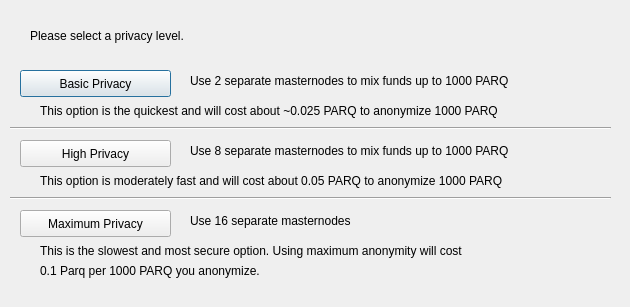
BareCrypto/bare-core, file src/qt/forms/mixTXconfig.ui: the form before one commit.
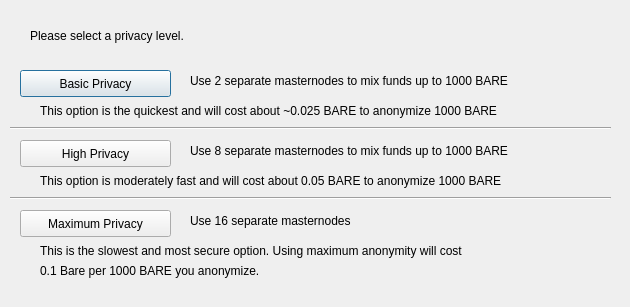
The form after the commit.

Diff of the .ui file:
```diff
--- a/src/qt/forms/mixTXconfig.ui
+++ b/src/qt/forms/mixTXconfig.ui
@@ -75,7 +75,7 @@
     </rect>
    </property>
    <property name="text">
-    <string>Use 2 separate masternodes to mix funds up to 1000 PARQ</string>
+    <string>Use 2 separate masternodes to mix funds up to 1000 BARE</string>
    </property>
   </widget>
   <widget class="QLabel" name="label_3">
@@ -88,7 +88,7 @@
     </rect>
    </property>
    <property name="text">
-    <string>Use 8 separate masternodes to mix funds up to 1000 PARQ</string>
+    <string>Use 8 separate masternodes to mix funds up to 1000 BARE</string>
    </property>
   </widget>
   <widget class="QLabel" name="label_4">
@@ -114,7 +114,7 @@
     </rect>
    </property>
    <property name="text">
-    <string>This option is the quickest and will cost about ~0.025 PARQ to anonymize 1000 PARQ</string>
+    <string>This option is the quickest and will cost about ~0.025 BARE to anonymize 1000 BARE</string>
    </property>
   </widget>
   <widget class="QLabel" name="label_7">
@@ -127,7 +127,7 @@
     </rect>
    </property>
    <property name="text">
-    <string>This option is moderately fast and will cost about 0.05 PARQ to anonymize 1000 PARQ</string>
+    <string>This option is moderately fast and will cost about 0.05 BARE to anonymize 1000 BARE</string>
    </property>
   </widget>
   <widget class="QLabel" name="label_8">
@@ -153,7 +153,7 @@
     </rect>
    </property>
    <property name="text">
-    <string>0.1 Parq per 1000 PARQ you anonymize.</string>
+    <string>0.1 Bare per 1000 BARE you anonymize.</string>
    </property>
   </widget>
   <widget class="Line" name="line">
```
